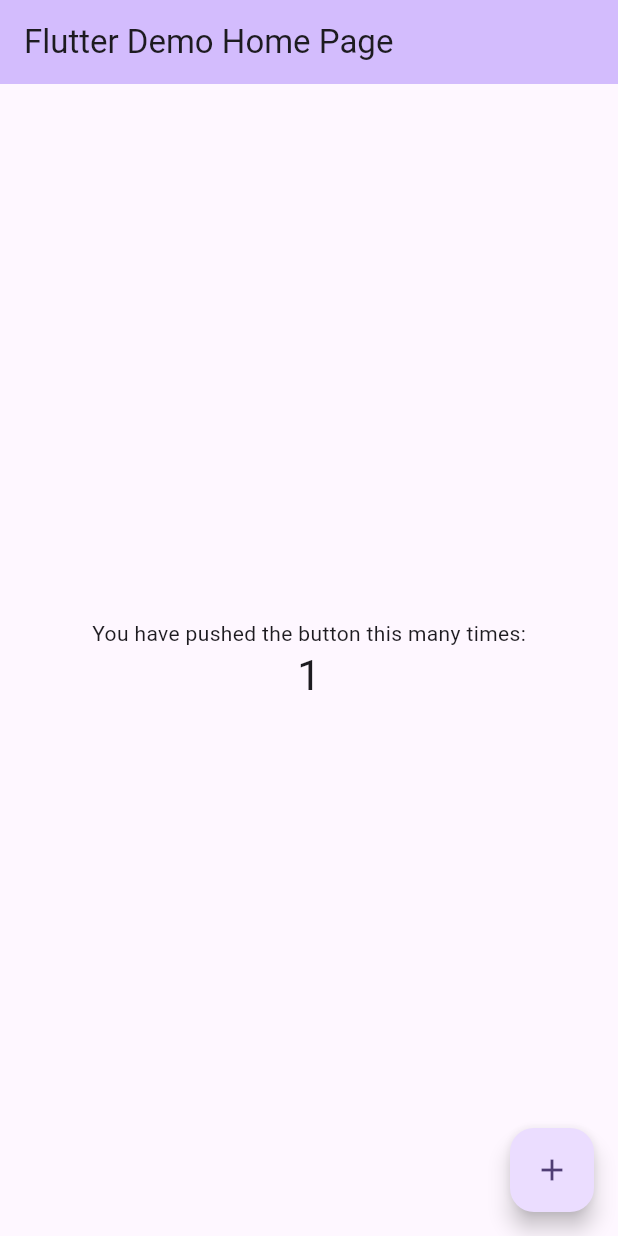
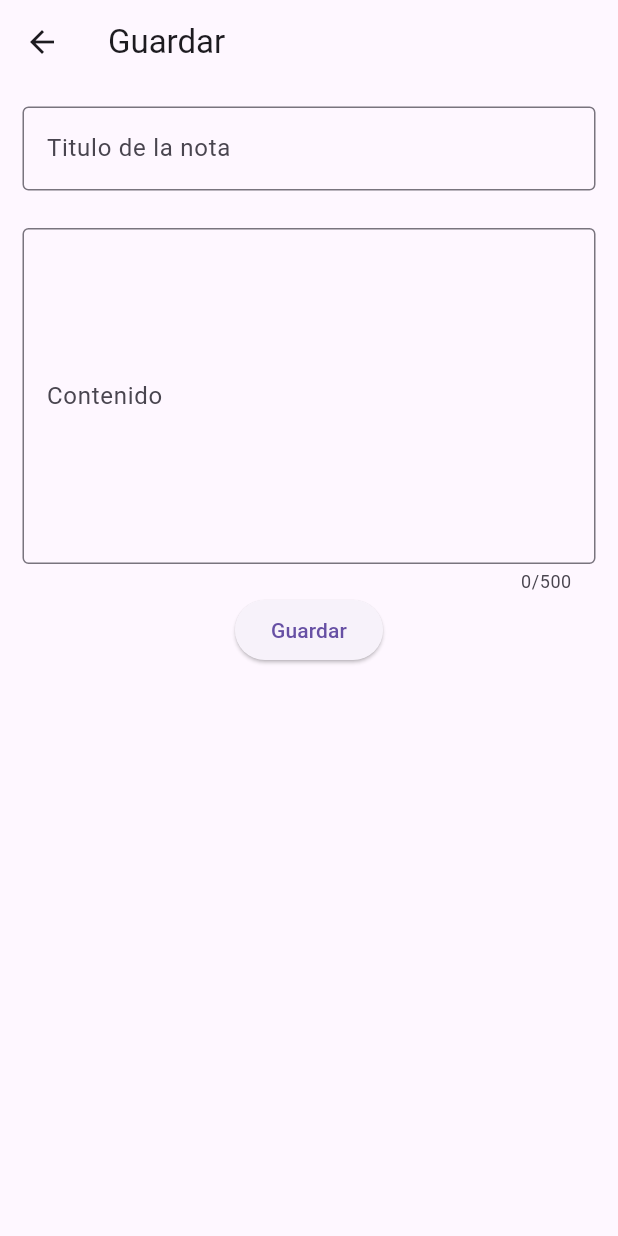
Before and after one commit to Erasmo0Castro/App-de-notas_flutter, a Flutter app: the screen it shows after launch, after a tap on the "add" icon, on a phone screen of 412 x 824 dp. Run offline on Flutter 3.47's test engine with Material 3 defaults, Android fonts, the phone set to English and light mode, and no system bars.

Commit message:
nuevos features

```diff
--- a/lib/main.dart
+++ b/lib/main.dart
@@ -1,125 +1,26 @@
+import 'package:app_notas/pages/guardar_page.dart';
+import 'package:app_notas/pages/list_page.dart';
+
 import 'package:flutter/material.dart';
 
 void main() {
-  runApp(const MyApp());
+  runApp(MyApp());
 }
-
-class MyApp extends StatelessWidget {
-  const MyApp({super.key});
-
-  // This widget is the root of your application.
+class MyApp extends StatelessWidget{
   @override
   Widget build(BuildContext context) {
-    return MaterialApp(
-      title: 'Flutter Demo',
-      theme: ThemeData(
-        // This is the theme of your application.
-        //
-        // TRY THIS: Try running your application with "flutter run". You'll see
-        // the application has a purple toolbar. Then, without quitting the app,
-        // try changing the seedColor in the colorScheme below to Colors.green
-        // and then invoke "hot reload" (save your changes or press the "hot
-        // reload" button in a Flutter-supported IDE, or press "r" if you used
-        // the command line to start the app).
-        //
-        // Notice that the counter didn't reset back to zero; the application
-        // state is not lost during the reload. To reset the state, use hot
-        // restart instead.
-        //
-        // This works for code too, not just values: Most code changes can be
-        // tested with just a hot reload.
-        colorScheme: ColorScheme.fromSeed(seedColor: Colors.deepPurple),
-        useMaterial3: true,
-      ),
-      home: const MyHomePage(title: 'Flutter Demo Home Page'),
+
+    return MaterialApp (
+    debugShowCheckedModeBanner: false,
+
+      initialRoute: ListPage.ROUTE,
+      routes:{
+        ListPage.ROUTE : (_) => ListPage(),
+        GuardarPage.ROUTE : (_) => GuardarPage()
+      },
+
+
     );
   }
+
 }
-
-class MyHomePage extends StatefulWidget {
-  const MyHomePage({super.key, required this.title});
-
-  // This widget is the home page of your application. It is stateful, meaning
-  // that it has a State object (defined below) that contains fields that affect
-  // how it looks.
-
-  // This class is the configuration for the state. It holds the values (in this
-  // case the title) provided by the parent (in this case the App widget) and
-  // used by the build method of the State. Fields in a Widget subclass are
-  // always marked "final".
-
-  final String title;
-
-  @override
-  State<MyHomePage> createState() => _MyHomePageState();
-}
-
-class _MyHomePageState extends State<MyHomePage> {
-  int _counter = 0;
-
-  void _incrementCounter() {
-    setState(() {
-      // This call to setState tells the Flutter framework that something has
-      // changed in this State, which causes it to rerun the build method below
-      // so that the display can reflect the updated values. If we changed
-      // _counter without calling setState(), then the build method would not be
-      // called again, and so nothing would appear to happen.
-      _counter++;
-    });
-  }
-
-  @override
-  Widget build(BuildContext context) {
-    // This method is rerun every time setState is called, for instance as done
-    // by the _incrementCounter method above.
-    //
-    // The Flutter framework has been optimized to make rerunning build methods
-    // fast, so that you can just rebuild anything that needs updating rather
-    // than having to individually change instances of widgets.
-    return Scaffold(
-      appBar: AppBar(
-        // TRY THIS: Try changing the color here to a specific color (to
-        // Colors.amber, perhaps?) and trigger a hot reload to see the AppBar
-        // change color while the other colors stay the same.
-        backgroundColor: Theme.of(context).colorScheme.inversePrimary,
-        // Here we take the value from the MyHomePage object that was created by
-        // the App.build method, and use it to set our appbar title.
-        title: Text(widget.title),
-      ),
-      body: Center(
-        // Center is a layout widget. It takes a single child and positions it
-        // in the middle of the parent.
-        child: Column(
-          // Column is also a layout widget. It takes a list of children and
-          // arranges them vertically. By default, it sizes itself to fit its
-          // children horizontally, and tries to be as tall as its parent.
-          //
-          // Column has various properties to control how it sizes itself and
-          // how it positions its children. Here we use mainAxisAlignment to
-          // center the children vertically; the main axis here is the vertical
-          // axis because Columns are vertical (the cross axis would be
-          // horizontal).
-          //
-          // TRY THIS: Invoke "debug painting" (choose the "Toggle Debug Paint"
-          // action in the IDE, or press "p" in the console), to see the
-          // wireframe for each widget.
-          mainAxisAlignment: MainAxisAlignment.center,
-          children: <Widget>[
-            const Text(
-              'You have pushed the button this many times:',
-            ),
-            Text(
-              '$_counter',
-              style: Theme.of(context).textTheme.headlineMedium,
-            ),
-          ],
-        ),
-      ),
-      floatingActionButton: FloatingActionButton(
-        onPressed: _incrementCounter,
-        tooltip: 'Increment',
-        child: const Icon(Icons.add),
-      ), // This trailing comma makes auto-formatting nicer for build methods.
-    );
-  }
-}
--- /dev/null
+++ b/lib/pages/guardar_page.dart
@@ -0,0 +1,71 @@
+import 'package:flutter/material.dart';
+
+class GuardarPage extends StatelessWidget {
+
+  static const String ROUTE = "/guardar";
+
+
+  @override
+  Widget build(BuildContext context) {
+    return Scaffold(appBar: AppBar(
+      title: Text("Guardar"),
+      ),
+    body: Container(
+      child: _FormGuardar(),
+      ),
+    );
+  }
+}
+
+class _FormGuardar extends StatelessWidget{
+
+
+  @override
+  Widget build(BuildContext context) {
+    return Padding(
+      padding: const EdgeInsets.all(15),
+      child: Form(child: Column(children: <Widget> [
+        TextFormField(
+          validator: (value){
+            if(value!.isEmpty){
+              return "Tiene que escribir algo";
+            }
+            return null;
+          },
+          decoration: InputDecoration(
+            labelText: "Titulo de la nota",
+            border: OutlineInputBorder()
+          ),
+        ),
+        SizedBox(height: 25,),
+
+        TextFormField(
+          maxLines: 8,
+          maxLength: 500,
+          validator: (value){
+            if(value!.isEmpty){
+              return "Tiene que escribir algo";
+            }
+            return null;
+          },
+          decoration: InputDecoration(
+              labelText: "Contenido",
+              border:
+                OutlineInputBorder()
+          ),
+        ),
+
+        ElevatedButton(child: Text("Guardar"), onPressed: (){
+          //print("guardar"),
+      },)
+    ],
+
+
+
+      ),),
+    );
+
+  }
+
+
+}
--- /dev/null
+++ b/lib/pages/list_page.dart
@@ -0,0 +1,60 @@
+import 'package:app_notas/pages/guardar_page.dart';
+import 'package:flutter/material.dart';
+
+
+class ListPage extends StatelessWidget{
+
+  static const String ROUTE = "/";
+
+
+  @override
+  Widget build(BuildContext context) {
+
+    return Scaffold(
+      floatingActionButton: FloatingActionButton(child: Icon(Icons.add), onPressed:() {
+        Navigator.pushNamed(context, GuardarPage.ROUTE);
+      }, ),
+      appBar: AppBar(
+        title: Text("Listado"),
+        ) ,
+      body: Container(
+        child: ListView(
+          children: <Widget>[
+            ListTile(
+              title: Text("Nota 1"),
+              ),
+            ListTile(
+              title: Text("Nota 1"),
+              ),
+            ListTile(
+              title: Text("Nota 1"),
+              ),
+            ListTile(
+              title: Text("Nota 1"),
+              ),
+            ListTile(
+              title: Text("Nota 1"),
+              ),
+            ListTile(
+              title: Text("Nota 1"),
+              ),
+            ListTile(
+              title: Text("Nota 1"),
+              ),
+            ListTile(
+              title: Text("Nota 1"),
+              ),
+            ListTile(
+              title: Text("Nota 1"),
+              )
+
+
+      ],)),
+
+    );
+  }
+
+
+
+
+}
```
